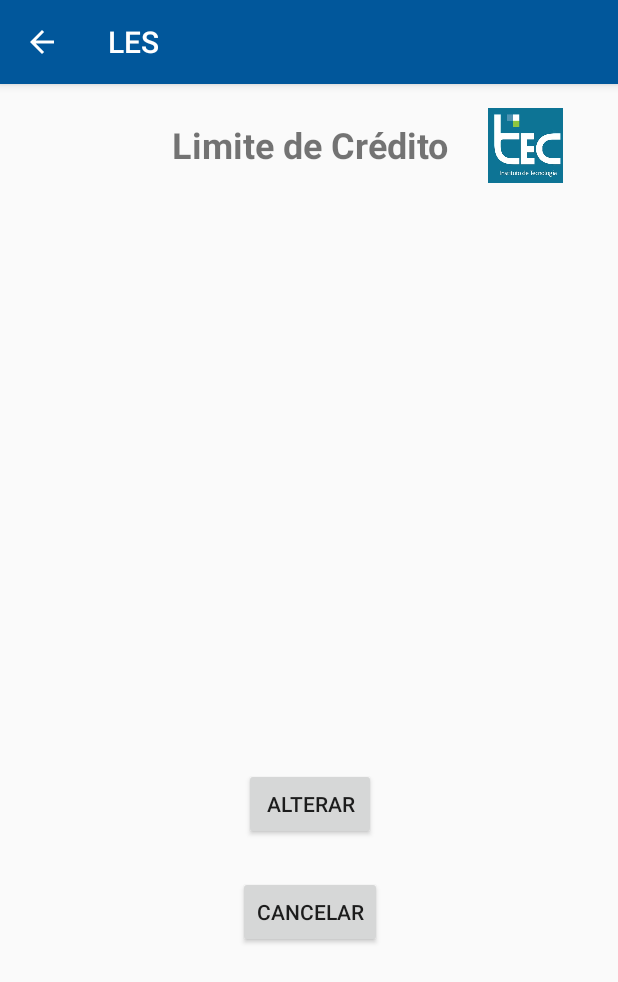
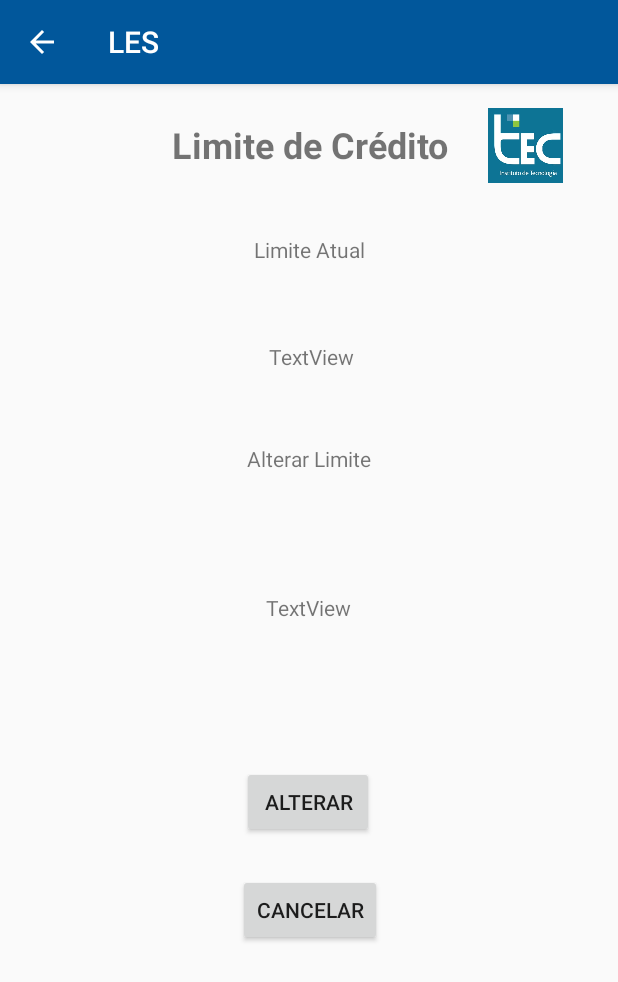
Before and after one commit to GiseleAtadaime/Ativ_LES, an Android app: the LimCredActivity screen opened directly, with no data from a screen before it, on a phone screen of 412 x 824 dp. Shown: the top 982 px of the screen. Run offline under Robolectric (Android 15) with nearby library versions, the phone set to English and light mode, and no system bars.

Commit message:
CRUD v.1.1
-MAJOR MODIFICATIONS:

--Correction on the select statement;
--Correction on the Empresa class --added more attributes;
--Correction on Cliente and Emitente attributes;
--Added a select and dummy data for Cliente;

-OTHERS:

--Contract class -- added more fields to Emitente
--Helper class for table creation and CRUD queries -- modified
--Table creation statements --modified
--Modals (classes) -- modified
--Dummydata class for TDD (user and emitente) + Cliente
--Data insert working
--Data select working

```diff
--- a/app/src/main/java/com/FATEC/LES/LimCredActivity.java
+++ b/app/src/main/java/com/FATEC/LES/LimCredActivity.java
@@ -19,5 +19,7 @@ public class LimCredActivity extends AppCompatActivity {
                 LimCredActivity.super.onBackPressed();
             }
         });
+
+
     }
 }
--- a/app/src/main/java/com/FATEC/LES/Model/Emitente.java
+++ b/app/src/main/java/com/FATEC/LES/Model/Emitente.java
@@ -3,8 +3,9 @@ package com.FATEC.LES.Model;
 public class Emitente extends Empresa {
     private Integer emi_ID;
 
-    public Emitente(String CNPJ, String razao_Social, Integer banco, Integer ag, Integer conta, String cidade, String UF, Integer emi_ID) {
-        super(CNPJ, razao_Social, banco, ag, conta, cidade, UF);
+
+    public Emitente(String CNPJ, String razao_Social, Integer banco, Integer ag, Integer conta, String cidade, String UF, String email, String Bairro, Integer Cep, Integer Num, String endereco, Integer emi_ID) {
+        super(CNPJ, razao_Social, banco, ag, conta, cidade, UF, email, Bairro, Cep, Num, endereco);
         this.emi_ID = emi_ID;
     }
 
--- a/app/src/main/res/layout/activity_duplicatas.xml
+++ b/app/src/main/res/layout/activity_duplicatas.xml
@@ -4,6 +4,7 @@
     xmlns:tools="http://schemas.android.com/tools"
     android:layout_width="match_parent"
     android:layout_height="match_parent"
+    android:orientation="horizontal"
     tools:context=".DuplicatasActivity">
 
     <TextView
--- a/app/src/main/res/layout/activity_emitente.xml
+++ b/app/src/main/res/layout/activity_emitente.xml
@@ -65,7 +65,9 @@
             android:layout_height="wrap_content"
             android:layout_marginStart="8dp"
             android:layout_marginTop="24dp"
+            android:layout_marginEnd="8dp"
             android:text="Y2837"
+            app:layout_constraintEnd_toStartOf="@+id/txtCNPJ"
             app:layout_constraintStart_toStartOf="@+id/guideline"
             app:layout_constraintTop_toBottomOf="@+id/srcPesquisa" />
 
@@ -80,12 +82,10 @@
             android:id="@+id/txtCNPJ"
             android:layout_width="0dp"
             android:layout_height="wrap_content"
-            android:layout_marginStart="8dp"
             android:layout_marginTop="24dp"
             android:layout_marginEnd="8dp"
             android:text="28.080.719/0001-07"
             app:layout_constraintEnd_toStartOf="@+id/guideline2"
-            app:layout_constraintStart_toEndOf="@+id/txtCodigo"
             app:layout_constraintTop_toBottomOf="@+id/srcPesquisa" />
 
         <TextView
--- a/app/src/main/res/layout/activity_lim_cred.xml
+++ b/app/src/main/res/layout/activity_lim_cred.xml
@@ -2,12 +2,11 @@
 
 <ScrollView xmlns:android="http://schemas.android.com/apk/res/android"
     xmlns:app="http://schemas.android.com/apk/res-auto"
+    xmlns:tools="http://schemas.android.com/tools"
     android:layout_width="match_parent"
     android:layout_height="match_parent">
 
-    <android.support.constraint.ConstraintLayout xmlns:android="http://schemas.android.com/apk/res/android"
-        xmlns:app="http://schemas.android.com/apk/res-auto"
-        xmlns:tools="http://schemas.android.com/tools"
+    <android.support.constraint.ConstraintLayout
         android:layout_width="match_parent"
         android:layout_height="match_parent"
         tools:context=".LimCredActivity">
@@ -58,49 +57,18 @@
             app:layout_constraintEnd_toEndOf="parent"
             app:layout_constraintGuide_percent="0.96107054" />
 
-        <TableLayout
-            android:id="@+id/tbLimite"
-            android:layout_width="359dp"
-            android:layout_height="359dp"
-            android:layout_marginStart="8dp"
-            android:layout_marginTop="20dp"
-            android:layout_marginEnd="8dp"
-            app:layout_constraintEnd_toStartOf="@+id/guideline7"
-            app:layout_constraintStart_toStartOf="@+id/guideline5"
-            app:layout_constraintTop_toBottomOf="@+id/txtLimite">
-
-            <TableRow
-                android:layout_width="match_parent"
-                android:layout_height="wrap_content" />
-
-            <TableRow
-                android:layout_width="match_parent"
-                android:layout_height="match_parent" />
-
-            <TableRow
-                android:layout_width="match_parent"
-                android:layout_height="match_parent" />
-
-            <TableRow
-                android:layout_width="match_parent"
-                android:layout_height="match_parent" />
-
-            <TableRow
-                android:layout_width="match_parent"
-                android:layout_height="match_parent" />
-        </TableLayout>
-
         <Button
             android:id="@+id/btnAlterarLimite"
             android:layout_width="wrap_content"
             android:layout_height="wrap_content"
             android:layout_marginStart="8dp"
-            android:layout_marginTop="20dp"
+            android:layout_marginTop="96dp"
             android:layout_marginEnd="8dp"
             android:text="Alterar"
             app:layout_constraintEnd_toStartOf="@+id/guideline7"
+            app:layout_constraintHorizontal_bias="0.496"
             app:layout_constraintStart_toStartOf="@+id/guideline5"
-            app:layout_constraintTop_toBottomOf="@+id/tbLimite" />
+            app:layout_constraintTop_toBottomOf="@+id/txtLimCredNew" />
 
         <Button
             android:id="@+id/btnCancelar"
@@ -114,6 +82,58 @@
             app:layout_constraintStart_toStartOf="@+id/guideline5"
             app:layout_constraintTop_toBottomOf="@+id/btnAlterarLimite" />
 
+        <TextView
+            android:id="@+id/txtLimOriV"
+            android:layout_width="wrap_content"
+            android:layout_height="wrap_content"
+            android:layout_marginStart="8dp"
+            android:layout_marginTop="52dp"
+            android:layout_marginEnd="160dp"
+            android:text="TextView"
+            app:layout_constraintEnd_toStartOf="@+id/guideline7"
+            app:layout_constraintHorizontal_bias="1.0"
+            app:layout_constraintStart_toStartOf="@+id/guideline5"
+            app:layout_constraintTop_toBottomOf="@+id/txtLimOri" />
+
+        <TextView
+            android:id="@+id/txtLimOri"
+            android:layout_width="wrap_content"
+            android:layout_height="wrap_content"
+            android:layout_marginStart="8dp"
+            android:layout_marginTop="44dp"
+            android:layout_marginEnd="8dp"
+            android:text="Limite Atual"
+            app:layout_constraintEnd_toStartOf="@+id/guideline7"
+            app:layout_constraintHorizontal_bias="0.498"
+            app:layout_constraintStart_toStartOf="@+id/guideline5"
+            app:layout_constraintTop_toBottomOf="@+id/txtLimite" />
+
+        <TextView
+            android:id="@+id/txtAltLim"
+            android:layout_width="wrap_content"
+            android:layout_height="wrap_content"
+            android:layout_marginStart="8dp"
+            android:layout_marginTop="120dp"
+            android:layout_marginEnd="8dp"
+            android:text="Alterar Limite"
+            app:layout_constraintEnd_toStartOf="@+id/guideline7"
+            app:layout_constraintHorizontal_bias="0.498"
+            app:layout_constraintStart_toStartOf="@+id/guideline5"
+            app:layout_constraintTop_toBottomOf="@+id/txtLimOri" />
+
+        <TextView
+            android:id="@+id/txtLimCredNew"
+            android:layout_width="wrap_content"
+            android:layout_height="wrap_content"
+            android:layout_marginStart="68dp"
+            android:layout_marginTop="80dp"
+            android:layout_marginEnd="8dp"
+            android:text="TextView"
+            app:layout_constraintEnd_toStartOf="@+id/guideline7"
+            app:layout_constraintHorizontal_bias="0.374"
+            app:layout_constraintStart_toStartOf="@+id/guideline5"
+            app:layout_constraintTop_toBottomOf="@+id/txtAltLim" />
+
     </android.support.constraint.ConstraintLayout>
 
 </ScrollView>
```
Also changed, not shown: app/src/main/java/com/FATEC/LES/ClienteActivity.java (+76 -0 lines), app/src/main/java/com/FATEC/LES/DAO/Contrato.java (+14 -0 lines), app/src/main/java/com/FATEC/LES/DAO/DummyDataEntries.java (+41 -4 lines), app/src/main/java/com/FATEC/LES/EmitenteActivity.java (+50 -4 lines), app/src/main/java/com/FATEC/LES/Helper/QueriesHelper.java (+65 -11 lines), app/src/main/java/com/FATEC/LES/MainActivity.java (+6 -5 lines), app/src/main/java/com/FATEC/LES/Model/Cliente.java (+13 -20 lines), app/src/main/java/com/FATEC/LES/Model/Empresa.java (+62 -1 lines).
